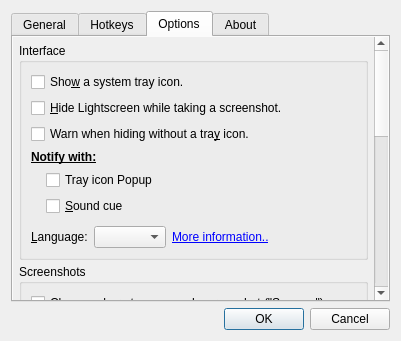
Old version of the form dialogs/optionsdialog.ui in the repository ckaiser/Lightscreen.
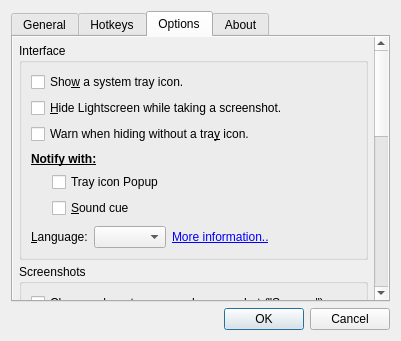
New version of the form. The open tabs and pages were chosen to show the change. Icons and pictures are not drawn. Custom widgets are drawn as their Qt base class.

The edit to the form file:
```diff
--- a/dialogs/optionsdialog.ui
+++ b/dialogs/optionsdialog.ui
@@ -563,9 +563,9 @@
           <property name="geometry">
            <rect>
             <x>0</x>
-            <y>-175</y>
-            <width>366</width>
-            <height>702</height>
+            <y>0</y>
+            <width>358</width>
+            <height>640</height>
            </rect>
           </property>
           <layout class="QVBoxLayout" name="verticalLayout_5">
@@ -608,29 +608,15 @@
                 </property>
                </widget>
               </item>
-              <item>
-               <widget class="QLabel" name="notifyLabel">
-                <property name="font">
-                 <font>
-                  <weight>75</weight>
-                  <bold>true</bold>
-                  <underline>true</underline>
-                 </font>
-                </property>
-                <property name="text">
-                 <string>&amp;Notify with:</string>
-                </property>
-                <property name="buddy">
-                 <cstring>messageCheckBox</cstring>
-                </property>
-               </widget>
-              </item>
               <item>
                <layout class="QGridLayout" name="notifyLayout">
+                <property name="topMargin">
+                 <number>2</number>
+                </property>
                 <property name="bottomMargin">
-                 <number>4</number>
+                 <number>2</number>
                 </property>
-                <item row="0" column="1">
+                <item row="1" column="1">
                  <widget class="QCheckBox" name="messageCheckBox">
                   <property name="whatsThis">
                    <string>Shows a completion message once the screenshot is saved, clicking this message takes you to the directory where the screenshot was saved.</string>
@@ -640,14 +626,14 @@
                   </property>
                  </widget>
                 </item>
-                <item row="1" column="1">
+                <item row="2" column="1">
                  <widget class="QCheckBox" name="playSoundCheckBox">
                   <property name="text">
                    <string>&amp;Sound cue</string>
                   </property>
                  </widget>
                 </item>
-                <item row="0" column="0">
+                <item row="1" column="0">
                  <spacer name="horizontalSpacer_9">
                   <property name="orientation">
                    <enum>Qt::Horizontal</enum>
@@ -658,12 +644,12 @@
                   <property name="sizeHint" stdset="0">
                    <size>
                     <width>15</width>
-                    <height>20</height>
+                    <height>0</height>
                    </size>
                   </property>
                  </spacer>
                 </item>
-                <item row="0" column="2">
+                <item row="1" column="2">
                  <spacer name="horizontalSpacer">
                   <property name="orientation">
                    <enum>Qt::Horizontal</enum>
@@ -671,11 +657,28 @@
                   <property name="sizeHint" stdset="0">
                    <size>
                     <width>40</width>
-                    <height>20</height>
+                    <height>0</height>
                    </size>
                   </property>
                  </spacer>
                 </item>
+                <item row="0" column="0" colspan="3">
+                 <widget class="QLabel" name="notifyLabel">
+                  <property name="font">
+                   <font>
+                    <weight>75</weight>
+                    <bold>true</bold>
+                    <underline>true</underline>
+                   </font>
+                  </property>
+                  <property name="text">
+                   <string>&amp;Notify with:</string>
+                  </property>
+                  <property name="buddy">
+                   <cstring>messageCheckBox</cstring>
+                  </property>
+                 </widget>
+                </item>
                </layout>
               </item>
               <item>
```
Left out of the diff: 29 changed lines with no effect on the pictures.
